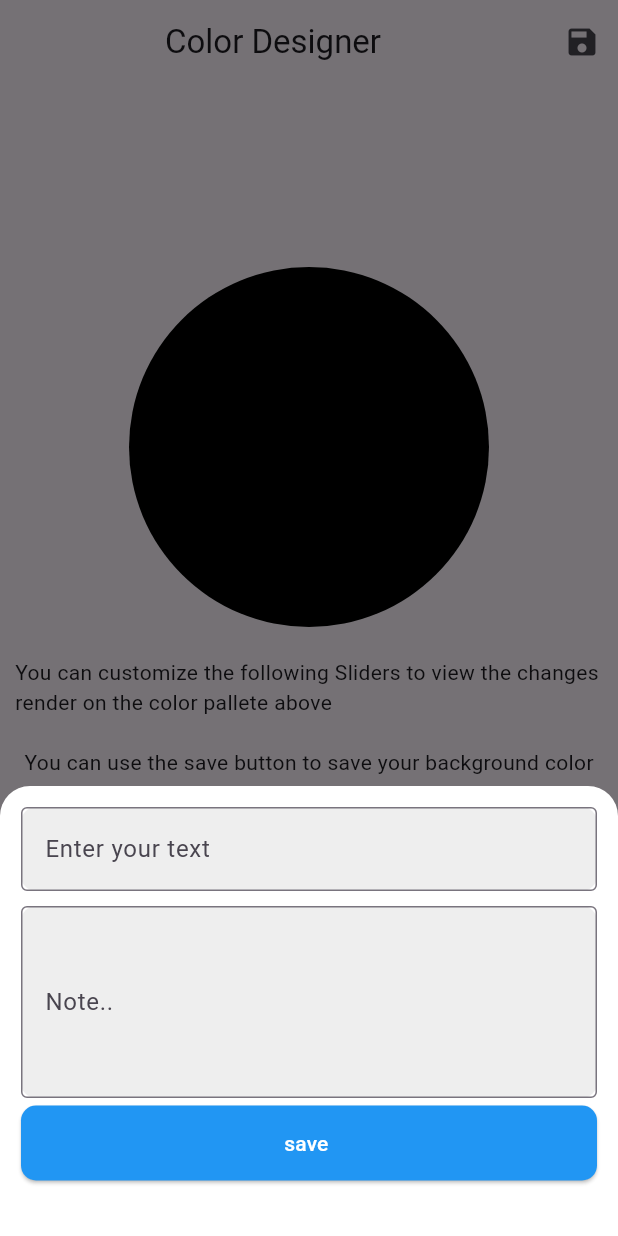
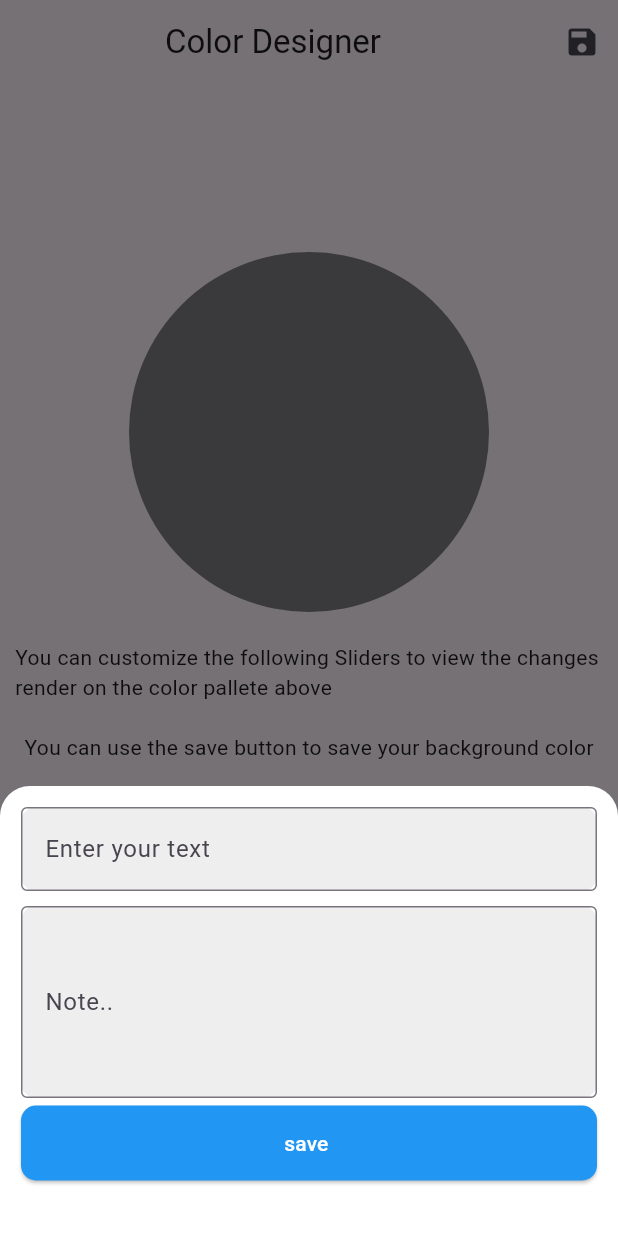
Before and after one commit to Shakeeb-Alam/statemanagementpro, a Flutter app: the screen it shows after launch, after a tap on the "download" icon, on a phone screen of 412 x 824 dp. Run offline on Flutter 3.47's test engine with Material 3 defaults, Android fonts, the phone set to English and light mode, and no system bars; our stand-ins replace firebase_auth, firebase_core, get, shared_preferences; missing offline and left inert: hsv_color_pickers; accounts and stored records are empty.

```diff
--- /dev/null
+++ b/lib/domain/color_model.dart
@@ -0,0 +1,20 @@
+class Notes {
+  String title;
+  String description;
+  int red;
+
+  Notes({ required this.title, required this.description,required this.red });
+
+  Notes.fromMap(Map map):
+        title = map["title"],
+        description = map["description"],
+         red = map["red"];
+
+  Map toMap(){
+    return {
+      "title" : title,
+      "description" : description,
+      "red" : red,
+    };
+  }
+}
--- a/lib/presentation/color_pixer_view.dart
+++ b/lib/presentation/color_pixer_view.dart
@@ -1,13 +1,48 @@
+import 'dart:convert';
+
 import 'package:flutter/material.dart';
+import 'package:shared_preferences/shared_preferences.dart';
 import 'package:statemanagement/presentation/library.dart';
 
+import '../domain/color_model.dart';
 import 'color_screen.dart';
 
-class ColorPickerView extends StatelessWidget {
+class ColorPickerView extends StatefulWidget {
   const ColorPickerView({super.key});
 
   @override
+  State<ColorPickerView> createState() => _ColorPickerViewState();
+}
+
+class _ColorPickerViewState extends State<ColorPickerView> {
+  final TextEditingController title = TextEditingController();
+  final TextEditingController description = TextEditingController();
+
+  List<Notes> list =[];
+  late SharedPreferences sharedPreferences;
+
+  getData() {
+    List<String>? stringList = sharedPreferences.getStringList("list");
+
+    if(stringList != null){
+      list = stringList.map((item) => Notes.fromMap(json.decode(item))).toList();
+    }
+  }
+
+  @override
+  void initState() {
+
+    WidgetsBinding.instance.addPostFrameCallback((timeStamp) async{
+
+    sharedPreferences = await SharedPreferences.getInstance();
+    getData();
+    });
+
+    super.initState();
+  }
+  @override
   Widget build(BuildContext context) {
+
     return Scaffold(
       floatingActionButton: FloatingActionButton(
         child: const Icon(Icons.download),
@@ -37,8 +72,9 @@ class ColorPickerView extends StatelessWidget {
                             //   color: Colors.grey[400],
                             // ),
                           ),
-                          child: const TextField(
-                            decoration: InputDecoration(
+                          child:  TextFormField(
+                            controller: title,
+                            decoration:const InputDecoration(
                               labelText: 'Enter your text',
                               hintText: 'Type something here',
                               border: OutlineInputBorder(),
@@ -56,9 +92,10 @@ class ColorPickerView extends StatelessWidget {
                             //   color: Colors.grey[400],
                             // ),
                           ),
-                          child: const TextField(
+                          child:  TextFormField(
+                            controller: description,
                             maxLines: 4,
-                            decoration: InputDecoration(
+                            decoration:const InputDecoration(
                               labelText: 'Note..',
                               hintText: 'Type something here',
                               border: OutlineInputBorder(),
@@ -81,8 +118,16 @@ class ColorPickerView extends StatelessWidget {
                                     10), // button border radius
                               ),
                             ),
-                            onPressed: () {
-                              Navigator.push(context, MaterialPageRoute(builder: (context)=>LibraryScreen()));
+                            onPressed: () async{
+
+                              list.insert(0, Notes(
+
+                                  title: title.text,
+                                  description: description.text));
+                              List<String> stringList = list.map((item) => json.encode(item.toMap())).toList();
+                              sharedPreferences.setStringList("list", stringList);
+
+                              Navigator.pop(context, "loadData");
                             },
                             child: const Center(child: Text('save ')))
                       ],
@@ -93,8 +138,8 @@ class ColorPickerView extends StatelessWidget {
         },
       ),
       appBar: AppBar(
-        actions: [IconButton(onPressed: () {}, icon: const Icon(Icons.save))],
-        title: Center(child: Text("Color Designer")),
+        actions: [IconButton(onPressed: () {Navigator.push(context,MaterialPageRoute(builder: (context)=> const NotesScreen()));}, icon: const Icon(Icons.save))],
+        title:const Center(child: Text("Color Designer")),
       ),
       body: SafeArea(
         child: ColorPickerWidget(),
--- a/lib/presentation/color_screen.dart
+++ b/lib/presentation/color_screen.dart
@@ -13,15 +13,16 @@ class _ColorPickerWidgetState extends State<ColorPickerWidget> {
   double redValue = 0;
   double greenValue = 0;
   double blueValue = 0;
-  double greyValue = 0;
+
 
   Color getColor() {
     return Color.fromRGBO(
       redValue.toInt(),
       greenValue.toInt(),
       blueValue.toInt(),
+
       // greyValue.toInt(),
-      1.0,
+      0.5,
     );
   }
 
@@ -45,10 +46,10 @@ class _ColorPickerWidgetState extends State<ColorPickerWidget> {
           child: Text('You can use the save button to save your background color'),
         ),
         SizedBox(height: 10),
-        // Text('Red: ${redValue.toInt()}'),
+         Text('Red: ${redValue.toInt()}'),
         Row(
           children: [
-            Padding(
+              Padding(
               padding: const EdgeInsets.only(left: 10),
               child: CircleAvatar(
                 radius: 20,
--- a/pubspec.yaml
+++ b/pubspec.yaml
@@ -41,6 +41,7 @@ dependencies:
   firebase_auth: ^4.16.0
   firebase_core: ^2.24.2
   hsv_color_pickers: ^0.3.0
+  shared_preferences: ^2.0.8
 dev_dependencies:
   flutter_test:
     sdk: flutter
```
Also changed, not shown: lib/presentation/library.dart (+146 -30 lines), pubspec.lock, 1 other file.
